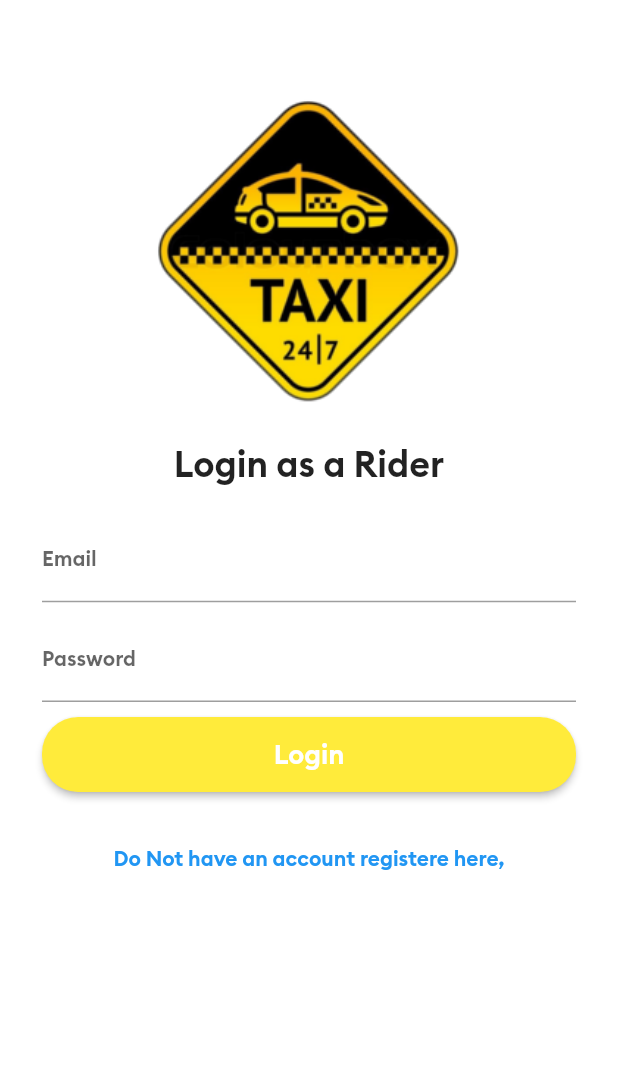
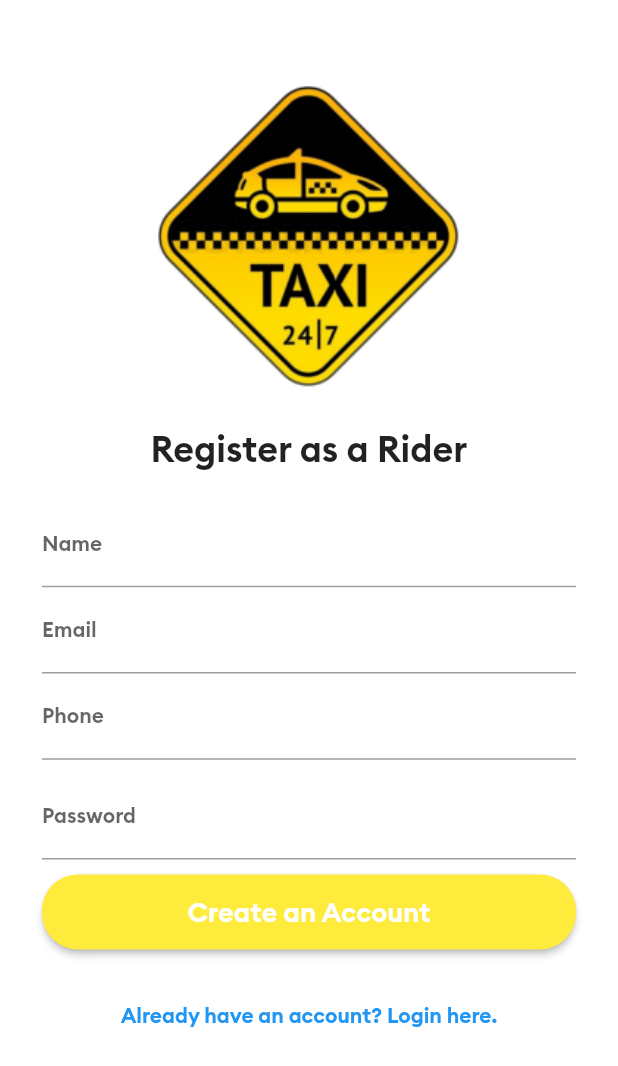
Before and after one commit to Cypherfelix/uber_app-clone, a Flutter app: the screen it shows after launch, on a phone screen of 412 x 824 dp. Shown: the top 1066 px of the screen. Run offline on Flutter 3.47's test engine with Material 2 defaults, Android fonts, the phone set to English and light mode, and no system bars.

Commit message:
Signup page Flutter UI Form

```diff
--- /dev/null
+++ b/lib/AllScreens/registrationScreen.dart
@@ -0,0 +1,134 @@
+import 'package:flutter/material.dart';
+
+class RegistrationScreen extends StatelessWidget {
+  @override
+  Widget build(BuildContext context) {
+    return Scaffold(
+      backgroundColor: Colors.white,
+      body: SingleChildScrollView(
+        child: Padding(
+          padding: EdgeInsets.all(8.0),
+          child: Column(
+            children: [
+              SizedBox(
+                height: 25.0,
+              ),
+              Image(
+                image: AssetImage("images/logo.png"),
+                width: 390.0,
+                height: 250.0,
+                alignment: Alignment.bottomCenter,
+              ),
+              SizedBox(height: 1.0),
+              Text(
+                "Register as a Rider",
+                style: TextStyle(fontSize: 24.0, fontFamily: "Brand Bold"),
+                textAlign: TextAlign.center,
+              ),
+              Padding(
+                padding: EdgeInsets.all(20),
+                child: Column(
+                  children: [
+                    SizedBox(
+                      height: 1.0,
+                    ),
+                    TextField(
+                      keyboardType: TextInputType.text,
+                      decoration: InputDecoration(
+                        labelText: "Name",
+                        labelStyle: TextStyle(fontSize: 14.0),
+                        hintStyle: TextStyle(
+                          color: Colors.grey,
+                          fontSize: 10.0,
+                        ),
+                      ),
+                      style: TextStyle(fontSize: 14.0),
+                    ),
+                    SizedBox(
+                      height: 1.0,
+                    ),
+                    TextField(
+                      keyboardType: TextInputType.emailAddress,
+                      decoration: InputDecoration(
+                        labelText: "Email",
+                        labelStyle: TextStyle(fontSize: 14.0),
+                        hintStyle: TextStyle(
+                          color: Colors.grey,
+                          fontSize: 10.0,
+                        ),
+                      ),
+                      style: TextStyle(fontSize: 14.0),
+                    ),
+                    SizedBox(
+                      height: 1.0,
+                    ),
+                    TextField(
+                      keyboardType: TextInputType.phone,
+                      decoration: InputDecoration(
+                        labelText: "Phone",
+                        labelStyle: TextStyle(fontSize: 14.0),
+                        hintStyle: TextStyle(
+                          color: Colors.grey,
+                          fontSize: 10.0,
+                        ),
+                      ),
+                      style: TextStyle(fontSize: 14.0),
+                    ),
+                    SizedBox(
+                      height: 10.0,
+                    ),
+                    TextField(
+                      obscureText: true,
+                      decoration: InputDecoration(
+                        labelText: "Password",
+                        labelStyle: TextStyle(fontSize: 14.0),
+                        hintStyle: TextStyle(
+                          color: Colors.grey,
+                          fontSize: 10.0,
+                        ),
+                      ),
+                      style: TextStyle(fontSize: 14.0),
+                    ),
+                    SizedBox(
+                      height: 10.0,
+                    ),
+                    ElevatedButton(
+                      onPressed: () {
+                        print("Logged in button clicked");
+                      },
+                      child: Container(
+                        height: 50.0,
+                        child: Center(
+                          child: Text(
+                            "Create an Account",
+                            style: TextStyle(
+                                fontSize: 18.0, fontFamily: "Brand Bold"),
+                          ),
+                        ),
+                      ),
+                      style: ButtonStyle(
+                          foregroundColor:
+                              MaterialStatePropertyAll(Colors.white),
+                          shape: MaterialStatePropertyAll(
+                              new RoundedRectangleBorder(
+                                  borderRadius:
+                                      new BorderRadius.circular(24.0))),
+                          backgroundColor:
+                              MaterialStatePropertyAll(Colors.yellow)),
+                    ),
+                  ],
+                ),
+              ),
+              TextButton(
+                onPressed: () {
+                  print("Clicked");
+                },
+                child: Text("Already have an account? Login here."),
+              )
+            ],
+          ),
+        ),
+      ),
+    );
+  }
+}
--- a/lib/main.dart
+++ b/lib/main.dart
@@ -1,6 +1,7 @@
 import 'package:flutter/material.dart';
 import 'package:rider_app/AllScreens/loginscreen.dart';
 import 'package:rider_app/AllScreens/mainscreen.dart';
+import 'package:rider_app/AllScreens/registrationScreen.dart';
 
 void main() {
   runApp(MyApp());
@@ -17,7 +18,7 @@
         primarySwatch: Colors.blue,
         visualDensity: VisualDensity.adaptivePlatformDensity,
       ),
-      home: LoginScreen(),
+      home: RegistrationScreen(),
       debugShowCheckedModeBanner: false,
     );
   }
```
